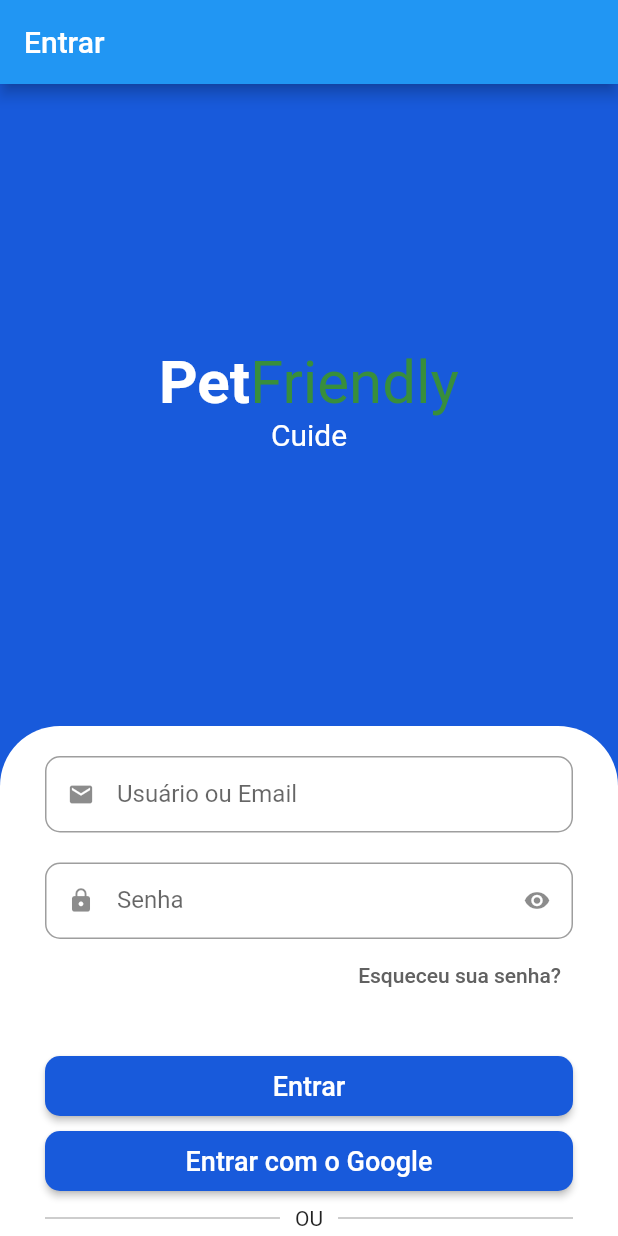
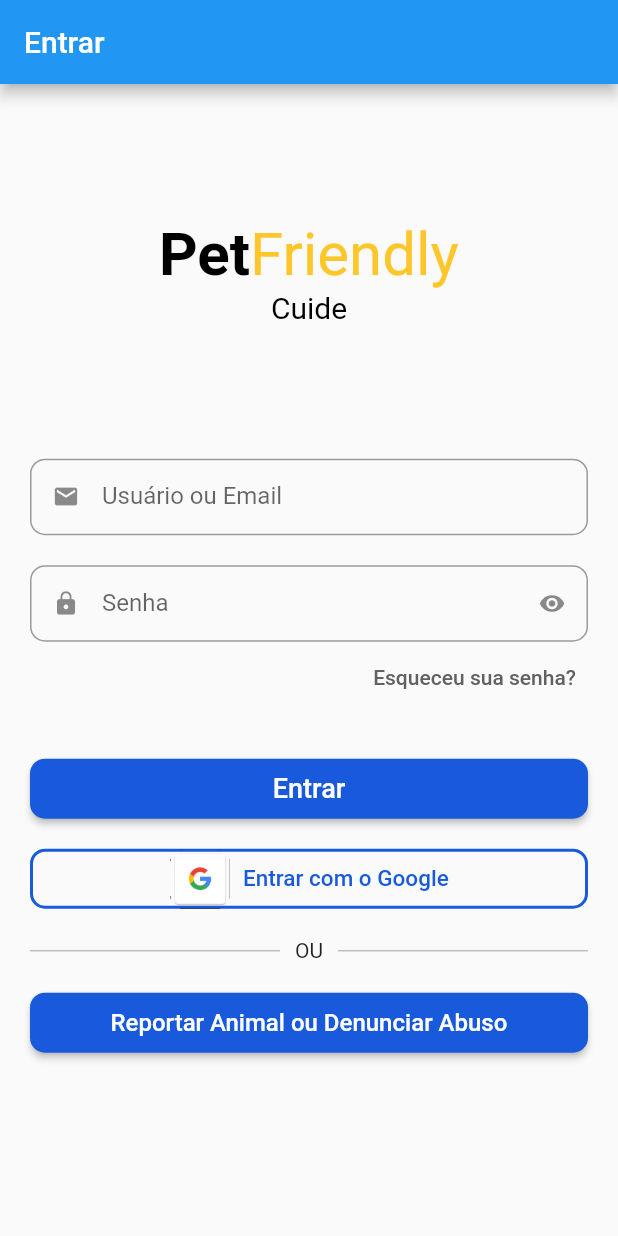
Before and after one commit to jefferson-norberto2/wowpet, a Flutter app: the screen it shows after launch, on a phone screen of 412 x 824 dp. Run offline on Flutter 3.47's test engine with Material 2 defaults, Android fonts, the light colour scheme and no system bars; drawn by our look-alikes of animated_text_kit; our stand-ins replace flutter_modular, flutter_triple, mask_text_input_formatter.

Commit message:
Fix: Screen Sign In

```diff
--- a/lib/app/config/custom_colors.dart
+++ b/lib/app/config/custom_colors.dart
@@ -38,4 +38,6 @@
       MaterialColor(0X185ADB, _swatchOpacityBlue);
 
   static Color customPrimaryColor = const Color.fromRGBO(24, 90, 219, 1);
+
+  static Color customColorYellow = const Color.fromRGBO(255, 198, 41, 1);
 }
--- a/lib/app/modules/login/pages/sign_in_screen.dart
+++ b/lib/app/modules/login/pages/sign_in_screen.dart
@@ -11,19 +11,21 @@
   Widget build(BuildContext context) {
     final size = MediaQuery.of(context).size;
 
-    return Scaffold(
-      backgroundColor: CustomColors.customPrimaryColor,
-      body: SingleChildScrollView(
-        child: SizedBox(
-          height: size.height,
-          width: size.width,
+    return SingleChildScrollView(
+      child: Padding(
+        padding: const EdgeInsets.symmetric(vertical: 8.0, horizontal: 20.0),
         child: Column(
           children: [
-              Expanded(
-                child: Column(
+            Column(
               mainAxisAlignment: MainAxisAlignment.center,
+              mainAxisSize: MainAxisSize.min,
               children: [
                 // App name
+                Padding(
+                  padding: EdgeInsets.symmetric(vertical: size.height * 0.1),
+                  child: Column(
+                    mainAxisSize: MainAxisSize.min,
+                    children: [
                       Text.rich(
                         TextSpan(
                             style: const TextStyle(
@@ -33,25 +35,24 @@
                               const TextSpan(
                                 text: 'Pet',
                                 style: TextStyle(
-                                color: Colors.white,
+                                  color: Colors.black,
                                   fontWeight: FontWeight.bold,
                                 ),
                               ),
                               TextSpan(
                                 text: 'Friendly',
                                 style: TextStyle(
-                                color: CustomColors.customConstrateColorGreen,
+                                  color: CustomColors.customColorYellow,
                                 ),
                               ),
                             ]),
                       ),
-                    // Category
                       SizedBox(
                         height: 30,
                         child: DefaultTextStyle(
                           style: const TextStyle(
                             fontSize: 20,
-                          color: Colors.white,
+                            color: Colors.black,
                           ),
                           child: AnimatedTextKit(
                             pause: Duration.zero,
@@ -61,7 +62,7 @@
                                 'Cuide',
                                 textStyle: const TextStyle(
                                   fontSize: 20,
-                                color: Colors.white,
+                                  color: Colors.black,
                                 ),
                               ),
                               FadeAnimatedText(
@@ -80,18 +81,8 @@
                     ],
                   ),
                 ),
-              Container(
-                padding: const EdgeInsets.only(
-                    left: 30, right: 30, top: 20, bottom: 10),
-                decoration: const BoxDecoration(
-                  borderRadius: BorderRadius.vertical(
-                    top: Radius.circular(40),
-                  ),
-                  color: Colors.white,
-                ),
-                child: Column(
-                  crossAxisAlignment: CrossAxisAlignment.stretch,
-                  children: [
+                // Category
+
                 // Email
                 const CustomTextField(
                     icon: Icons.email, label: 'Usuário ou Email'),
@@ -120,9 +111,10 @@
 
                 // Sign In Button
                 Padding(
-                      padding: const EdgeInsets.only(top: 30),
+                  padding: const EdgeInsets.only(top: 30, bottom: 10),
                   child: SizedBox(
                     height: 40,
+                    width: double.infinity,
                     child: ElevatedButton(
                       style: ElevatedButton.styleFrom(
                         backgroundColor: CustomColors.customPrimaryColor,
@@ -139,22 +131,41 @@
                   ),
                 ),
 
-                    // Sign In Button Google
+                // Create Account Button
                 Padding(
-                      padding: const EdgeInsets.only(bottom: 10, top: 10),
+                  padding: const EdgeInsets.only(top: 10, bottom: 20),
                   child: SizedBox(
                     height: 40,
-                        child: ElevatedButton(
-                          style: ElevatedButton.styleFrom(
-                            backgroundColor: CustomColors.customPrimaryColor,
+                    child: OutlinedButton(
+                      onPressed: () {
+                        Navigator.of(context).push(
+                            MaterialPageRoute(builder: (c) => SignUpScreen()));
+                      },
+                      style: OutlinedButton.styleFrom(
+                        side: BorderSide(
+                            color: CustomColors.customPrimaryColor, width: 2),
                         shape: RoundedRectangleBorder(
                           borderRadius: BorderRadius.circular(10),
                         ),
                       ),
-                          onPressed: () {},
-                          child: const Text(
+                      child: Row(
+                        mainAxisAlignment: MainAxisAlignment.center,
+                        children: [
+                          Padding(
+                            padding: const EdgeInsets.only(right: 8.0),
+                            child: Image.asset(
+                              'assets/images/logo_google.png',
+                              height: MediaQuery.of(context).size.height * 0.1,
+                              width: MediaQuery.of(context).size.width * 0.1,
+                            ),
+                          ),
+                          Text(
                             'Entrar com o Google',
-                            style: TextStyle(fontSize: 18),
+                            style: TextStyle(
+                                fontSize: 15,
+                                color: CustomColors.customPrimaryColor),
+                          ),
+                        ],
                       ),
                     ),
                   ),
@@ -182,38 +193,30 @@
                   ],
                 ),
 
-                    // Create Account Button
+                // Report animal
                 Padding(
-                      padding: const EdgeInsets.only(top: 10),
+                  padding: const EdgeInsets.only(bottom: 10, top: 20),
                   child: SizedBox(
                     height: 40,
-                        child: OutlinedButton(
-                          onPressed: () {
-                            Navigator.of(context).push(MaterialPageRoute(
-                                builder: (c) => SignUpScreen()));
-                          },
-                          style: OutlinedButton.styleFrom(
-                            side: BorderSide(
-                                color: CustomColors.customPrimaryColor,
-                                width: 2),
+                    width: double.infinity,
+                    child: ElevatedButton(
+                      style: ElevatedButton.styleFrom(
+                        backgroundColor: CustomColors.customPrimaryColor,
                         shape: RoundedRectangleBorder(
                           borderRadius: BorderRadius.circular(10),
                         ),
                       ),
-                          child: Text(
-                            'Reportar animal de rua',
-                            style: TextStyle(
-                                fontSize: 12,
-                                color: CustomColors.customPrimaryColor),
+                      onPressed: () {},
+                      child: const Text(
+                        'Reportar Animal ou Denunciar Abuso',
+                        style: TextStyle(fontSize: 16),
                       ),
                     ),
                   ),
                 ),
               ],
             ),
-              ),
           ],
-          ),
         ),
       ),
     );
--- a/pubspec.yaml
+++ b/pubspec.yaml
@@ -55,9 +55,8 @@
   uses-material-design: true
 
   # To add assets to your application, add an assets section, like this:
-  # assets:
-  #   - images/a_dot_burr.jpeg
-  #   - images/a_dot_ham.jpeg
+  assets:
+    - assets/images/
 
   # An image asset can refer to one or more resolution-specific "variants", see
   # https://flutter.dev/assets-and-images/#resolution-aware
```
Also changed, not shown: assets/images/logo_google.png (added). Lines whose indentation alone changed are shown as unchanged.
